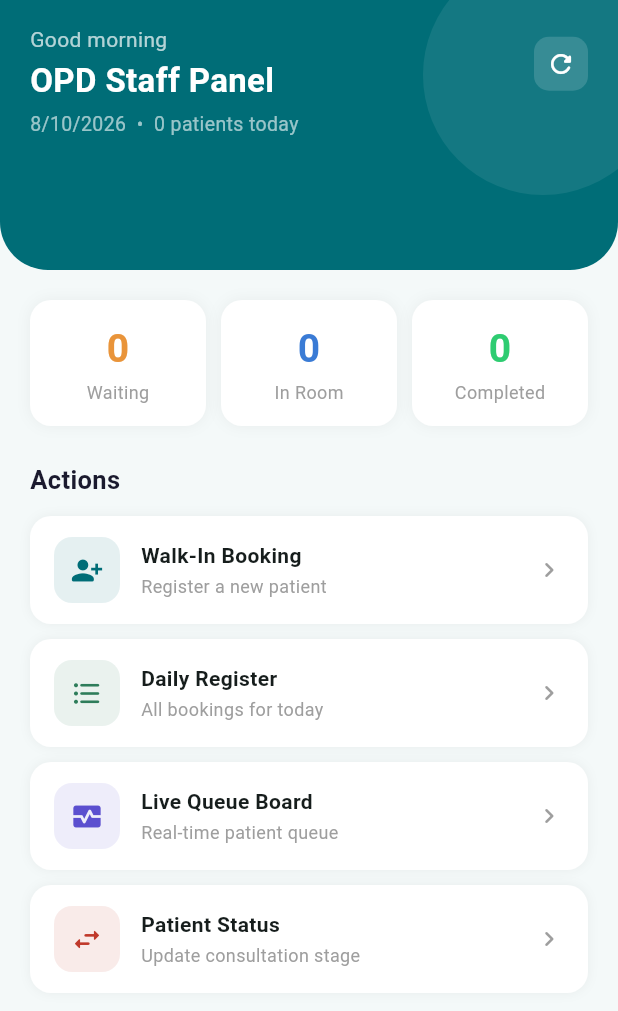
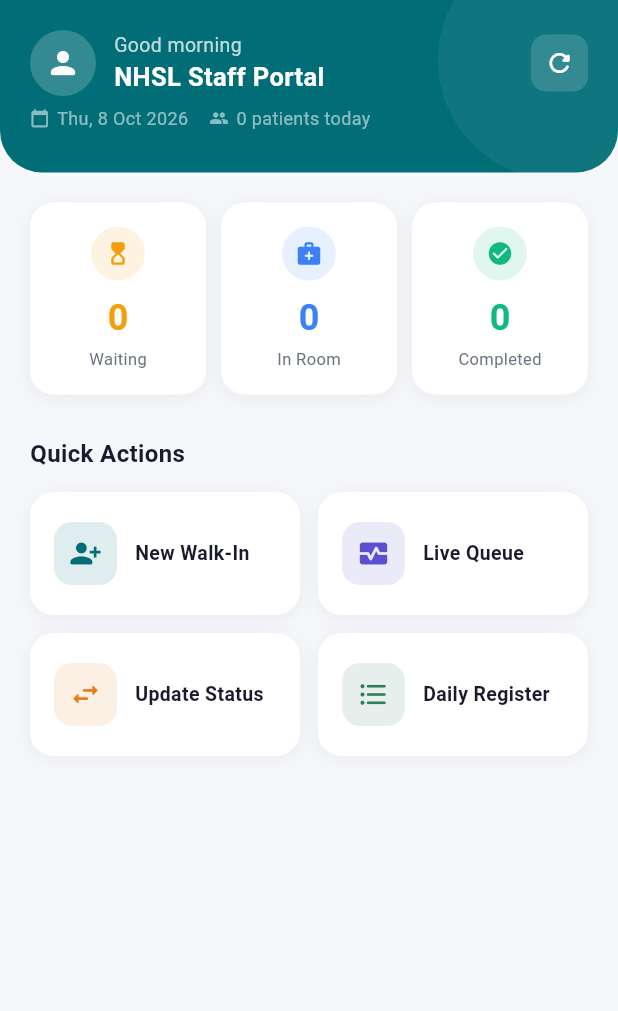
Before and after one commit to Tenu234/IT3060-HCI-Mobile-APP--WD40, a Flutter app: the screen it shows after launch, after a tap on "Staff / Nurse Access →", on a phone screen of 412 x 824 dp. Shown: the top 1011 px of the screen. Run offline on Flutter 3.47's test engine with Material 3 defaults, Android fonts, the phone set to English and light mode, and no system bars; network calls fail.

Commit message:
feat(staff-ui): redesign staff dashboard — 2x2 action grid, stat cards, recent patients

```diff
--- a/app/frontend/opd_queue_app/lib/features/staff/screens/staff_dashboard_screen.dart
+++ b/app/frontend/opd_queue_app/lib/features/staff/screens/staff_dashboard_screen.dart
@@ -1,14 +1,11 @@
-import 'dart:ui';
 import 'package:flutter/material.dart';
+import '../../../theme.dart';
 import '../services/staff_api_service.dart';
 import '../models/walk_in_booking.dart';
 import 'walk_in_booking_screen.dart';
 import 'daily_register_screen.dart';
 import 'live_queue_screen.dart';
 import 'patient_status_update_screen.dart';
-
-const _primary = Color(0xFF006D77);
-const _surface = Color(0xFFF4F9F9);
 
 class StaffDashboardScreen extends StatefulWidget {
   const StaffDashboardScreen({super.key});
@@ -22,7 +19,10 @@
   bool _isLoading = true;
 
   @override
-  void initState() { super.initState(); _load(); }
+  void initState() {
+    super.initState();
+    _load();
+  }
 
   Future<void> _load() async {
     setState(() => _isLoading = true);
@@ -30,9 +30,9 @@
     setState(() => _isLoading = false);
   }
 
-  int get _waiting => _bookings.where((b) => b.status == 'waiting' || b.status == 'waiting_room').length;
-  int get _inRoom  => _bookings.where((b) => b.status == 'in_consultation').length;
-  int get _done    => _bookings.where((b) => b.status == 'completed').length;
+  int get _waiting  => _bookings.where((b) => b.status == 'waiting' || b.status == 'waiting_room' || b.status == 'entered_opd').length;
+  int get _inRoom   => _bookings.where((b) => b.status == 'in_consultation').length;
+  int get _done     => _bookings.where((b) => b.status == 'completed').length;
 
   String get _greeting {
     final h = DateTime.now().hour;
@@ -41,72 +41,191 @@
     return 'Good evening';
   }
 
+  String get _dateLabel {
+    final n = DateTime.now();
+    const months = ['Jan','Feb','Mar','Apr','May','Jun','Jul','Aug','Sep','Oct','Nov','Dec'];
+    const days   = ['Mon','Tue','Wed','Thu','Fri','Sat','Sun'];
+    return '${days[n.weekday - 1]}, ${n.day} ${months[n.month - 1]} ${n.year}';
+  }
+
   @override
   Widget build(BuildContext context) {
-    final now = DateTime.now();
     return Scaffold(
-      backgroundColor: _surface,
+      backgroundColor: kSurface,
       body: _isLoading
-          ? const Center(child: CircularProgressIndicator(color: _primary))
+          ? const Center(child: CircularProgressIndicator(color: kPrimary))
           : RefreshIndicator(
+              color: kPrimary,
               onRefresh: _load,
-              color: _primary,
               child: CustomScrollView(
                 slivers: [
-                  // Header
+                  // ── Top header ──────────────────────────────────────────
+                  SliverToBoxAdapter(child: _buildHeader()),
+
+                  // ── Stats row ───────────────────────────────────────────
                   SliverToBoxAdapter(
-                    child: Stack(
+                    child: Padding(
+                      padding: const EdgeInsets.fromLTRB(20, 20, 20, 0),
+                      child: Row(children: [
+                        _StatCard(label: 'Waiting',   value: _waiting, color: kWaiting, icon: Icons.hourglass_top_rounded),
+                        const SizedBox(width: 10),
+                        _StatCard(label: 'In Room',   value: _inRoom,  color: kActive,  icon: Icons.medical_services_rounded),
+                        const SizedBox(width: 10),
+                        _StatCard(label: 'Completed', value: _done,    color: kDone,    icon: Icons.check_circle_rounded),
+                      ]),
+                    ),
+                  ),
+
+                  // ── Quick actions ────────────────────────────────────────
+                  SliverToBoxAdapter(
+                    child: Padding(
+                      padding: const EdgeInsets.fromLTRB(20, 28, 20, 0),
+                      child: Column(
+                        crossAxisAlignment: CrossAxisAlignment.start,
                         children: [
-                        Container(
-                          height: 180,
-                          decoration: const BoxDecoration(
-                            color: _primary,
-                            borderRadius: BorderRadius.only(
-                              bottomLeft: Radius.circular(32),
-                              bottomRight: Radius.circular(32),
+                          const Text('Quick Actions',
+                              style: TextStyle(
+                                  fontSize: 16,
+                                  fontWeight: FontWeight.bold,
+                                  color: kText)),
+                          const SizedBox(height: 14),
+                          // 2×2 grid of action cards
+                          Row(children: [
+                            _ActionCard(
+                              icon: Icons.person_add_alt_1_rounded,
+                              label: 'New Walk-In',
+                              color: kPrimary,
+                              onTap: () => Navigator.push(context,
+                                  MaterialPageRoute(builder: (_) => const WalkInBookingScreen()))
+                                  .then((_) => _load()),
+                            ),
+                            const SizedBox(width: 12),
+                            _ActionCard(
+                              icon: Icons.monitor_heart_rounded,
+                              label: 'Live Queue',
+                              color: const Color(0xFF5B4FCF),
+                              onTap: () => Navigator.push(context,
+                                  MaterialPageRoute(builder: (_) => const LiveQueueScreen()))
+                                  .then((_) => _load()),
+                            ),
+                          ]),
+                          const SizedBox(height: 12),
+                          Row(children: [
+                            _ActionCard(
+                              icon: Icons.swap_horiz_rounded,
+                              label: 'Update Status',
+                              color: const Color(0xFFE67E22),
+                              onTap: () => Navigator.push(context,
+                                  MaterialPageRoute(builder: (_) => const PatientStatusUpdateScreen()))
+                                  .then((_) => _load()),
+                            ),
+                            const SizedBox(width: 12),
+                            _ActionCard(
+                              icon: Icons.format_list_bulleted_rounded,
+                              label: 'Daily Register',
+                              color: const Color(0xFF2E7D5A),
+                              onTap: () => Navigator.push(context,
+                                  MaterialPageRoute(builder: (_) => const DailyRegisterScreen()))
+                                  .then((_) => _load()),
+                            ),
+                          ]),
+                        ],
                       ),
                     ),
                   ),
+
+                  // ── Recent patients ──────────────────────────────────────
+                  if (_bookings.isNotEmpty) ...[
+                    const SliverToBoxAdapter(
+                      child: Padding(
+                        padding: EdgeInsets.fromLTRB(20, 28, 20, 12),
+                        child: Text('Recent Patients',
+                            style: TextStyle(
+                                fontSize: 16,
+                                fontWeight: FontWeight.bold,
+                                color: kText)),
+                      ),
+                    ),
+                    SliverPadding(
+                      padding: const EdgeInsets.fromLTRB(20, 0, 20, 32),
+                      sliver: SliverList(
+                        delegate: SliverChildBuilderDelegate(
+                          (_, i) => _RecentPatientTile(booking: _bookings[i]),
+                          childCount: _bookings.length > 5 ? 5 : _bookings.length,
+                        ),
+                      ),
+                    ),
+                  ] else
+                    const SliverToBoxAdapter(child: SizedBox(height: 32)),
+                ],
+              ),
+            ),
+    );
+  }
+
+  Widget _buildHeader() {
+    return Container(
+      decoration: const BoxDecoration(
+        color: kPrimary,
+        borderRadius: BorderRadius.only(
+          bottomLeft: Radius.circular(28),
+          bottomRight: Radius.circular(28),
+        ),
+      ),
+      child: Stack(
+        children: [
+          // Decorative circle
           Positioned(
-                          top: -30, right: -30,
-                          child: Opacity(
-                            opacity: 0.08,
+            top: -40, right: -40,
             child: Container(
               width: 160, height: 160,
-                              decoration: const BoxDecoration(
+              decoration: BoxDecoration(
                 shape: BoxShape.circle,
-                                color: Colors.white,
-                              ),
+                color: Colors.white.withOpacity(0.06),
               ),
             ),
           ),
           SafeArea(
             child: Padding(
-                            padding: const EdgeInsets.fromLTRB(20, 16, 20, 0),
+              padding: const EdgeInsets.fromLTRB(20, 20, 20, 28),
               child: Column(
                 crossAxisAlignment: CrossAxisAlignment.start,
                 children: [
                   Row(
                     mainAxisAlignment: MainAxisAlignment.spaceBetween,
                     children: [
+                      // Avatar + greeting
+                      Row(children: [
+                        Container(
+                          width: 44, height: 44,
+                          decoration: BoxDecoration(
+                            shape: BoxShape.circle,
+                            color: Colors.white.withOpacity(0.2),
+                          ),
+                          child: const Icon(Icons.person_rounded,
+                              color: Colors.white, size: 24),
+                        ),
+                        const SizedBox(width: 12),
                         Column(
                           crossAxisAlignment: CrossAxisAlignment.start,
                           children: [
                             Text(_greeting,
-                                            style: const TextStyle(
-                                                color: Colors.white70, fontSize: 14)),
-                                        const SizedBox(height: 2),
-                                        const Text('OPD Staff Panel',
+                                style: TextStyle(
+                                    color: Colors.white.withOpacity(0.75),
+                                    fontSize: 13)),
+                            const Text('NHSL Staff Portal',
                                 style: TextStyle(
                                     color: Colors.white,
-                                                fontSize: 22,
+                                    fontSize: 17,
                                     fontWeight: FontWeight.bold)),
                           ],
                         ),
+                      ]),
+                      // Refresh
                       GestureDetector(
                         onTap: _load,
                         child: Container(
-                                        padding: const EdgeInsets.all(8),
+                          padding: const EdgeInsets.all(9),
                           decoration: BoxDecoration(
                             color: Colors.white.withOpacity(0.15),
                             borderRadius: BorderRadius.circular(10),
@@ -117,85 +236,69 @@
                       ),
                     ],
                   ),
-                                const SizedBox(height: 4),
-                                Text(
-                                  '${now.day}/${now.month}/${now.year}  •  ${_bookings.length} patients today',
-                                  style: const TextStyle(color: Colors.white60, fontSize: 13),
-                                ),
+                  const SizedBox(height: 6),
+                  Row(children: [
+                    const Icon(Icons.calendar_today_rounded,
+                        color: Colors.white54, size: 13),
+                    const SizedBox(width: 5),
+                    Text(_dateLabel,
+                        style: const TextStyle(
+                            color: Colors.white54, fontSize: 12)),
+                    const SizedBox(width: 14),
+                    const Icon(Icons.people_rounded,
+                        color: Colors.white54, size: 13),
+                    const SizedBox(width: 5),
+                    Text('${_bookings.length} patients today',
+                        style: const TextStyle(
+                            color: Colors.white54, fontSize: 12)),
+                  ]),
                 ],
               ),
             ),
           ),
         ],
       ),
+    );
+  }
+}
+
+// ── Stat card ────────────────────────────────────────────────────────────────
+class _StatCard extends StatelessWidget {
+  final String label;
+  final int value;
+  final Color color;
+  final IconData icon;
+  const _StatCard(
+      {required this.label,
+      required this.value,
+      required this.color,
+      required this.icon});
+
+  @override
+  Widget build(BuildContext context) {
+    return Expanded(
+      child: Container(
+        padding: const EdgeInsets.symmetric(vertical: 16),
+        decoration: kCardDecoration(),
+        child: Column(
+          children: [
+            Container(
+              width: 36, height: 36,
+              decoration: BoxDecoration(
+                color: color.withOpacity(0.12),
+                shape: BoxShape.circle,
               ),
-
-                  // Stats
-                  SliverToBoxAdapter(
-                    child: Padding(
-                      padding: const EdgeInsets.fromLTRB(20, 20, 20, 0),
-                      child: Row(
-                        children: [
-                          _Stat(label: 'Waiting',  value: _waiting, color: const Color(0xFFE9943A)),
-                          const SizedBox(width: 10),
-                          _Stat(label: 'In Room',  value: _inRoom,  color: const Color(0xFF3A7BD5)),
-                          const SizedBox(width: 10),
-                          _Stat(label: 'Completed', value: _done,   color: const Color(0xFF2ECC71)),
-                        ],
+              child: Icon(icon, color: color, size: 18),
             ),
-                    ),
-                  ),
-
-                  // Actions
-                  SliverToBoxAdapter(
-                    child: Padding(
-                      padding: const EdgeInsets.fromLTRB(20, 24, 20, 12),
-                      child: Column(
-                        crossAxisAlignment: CrossAxisAlignment.start,
-                        children: [
-                          const Text('Actions',
-                              style: TextStyle(fontSize: 17, fontWeight: FontWeight.bold, color: Color(0xFF1A1A2E))),
-                          const SizedBox(height: 12),
-                          _ActionTile(icon: Icons.person_add_alt_1_rounded, label: 'Walk-In Booking',
-                              sub: 'Register a new patient', color: _primary,
-                              onTap: () => Navigator.push(context, MaterialPageRoute(builder: (_) => const WalkInBookingScreen())).then((_) => _load())),
-                          _ActionTile(icon: Icons.format_list_bulleted_rounded, label: 'Daily Register',
-                              sub: 'All bookings for today', color: const Color(0xFF2E7D5A),
-                              onTap: () => Navigator.push(context, MaterialPageRoute(builder: (_) => const DailyRegisterScreen())).then((_) => _load())),
-                          _ActionTile(icon: Icons.monitor_heart_rounded, label: 'Live Queue Board',
-                              sub: 'Real-time patient queue', color: const Color(0xFF5B4FCF),
-                              onTap: () => Navigator.push(context, MaterialPageRoute(builder: (_) => const LiveQueueScreen())).then((_) => _load())),
-                          _ActionTile(icon: Icons.swap_horiz_rounded, label: 'Patient Status',
-                              sub: 'Update consultation stage', color: const Color(0xFFC0392B),
-                              onTap: () => Navigator.push(context, MaterialPageRoute(builder: (_) => const PatientStatusUpdateScreen())).then((_) => _load())),
-                        ],
-                      ),
-                    ),
-                  ),
-
-                  // Recent patients
-                  if (_bookings.isNotEmpty) ...[
-                    const SliverToBoxAdapter(
-                      child: Padding(
-                        padding: EdgeInsets.fromLTRB(20, 28, 20, 12),
-                        child: Text('Recent Patients',
+            const SizedBox(height: 8),
+            Text('$value',
                 style: TextStyle(
-                                fontSize: 17,
+                    fontSize: 24,
                     fontWeight: FontWeight.bold,
-                                color: Color(0xFF1A1A2E))),
-                      ),
-                    ),
-                    SliverPadding(
-                      padding: const EdgeInsets.fromLTRB(20, 0, 20, 30),
-                      sliver: SliverList(
-                        delegate: SliverChildBuilderDelegate(
-                          (_, i) => _PatientRow(booking: _bookings[i]),
-                          childCount: _bookings.length > 5 ? 5 : _bookings.length,
-                        ),
-                      ),
-                    ),
-                  ] else
-                    const SliverToBoxAdapter(child: SizedBox(height: 30)),
+                    color: color)),
+            const SizedBox(height: 2),
+            Text(label,
+                style: const TextStyle(fontSize: 11, color: kTextMuted)),
           ],
         ),
       ),
@@ -203,115 +306,80 @@
   }
 }
 
-class _Stat extends StatelessWidget {
+// ── Action card (2-col grid) ─────────────────────────────────────────────────
+class _ActionCard extends StatelessWidget {
+  final IconData icon;
   final String label;
-  final int value;
   final Color color;
-  const _Stat({required this.label, required this.value, required this.color});
+  final VoidCallback onTap;
+  const _ActionCard(
+      {required this.icon,
+      required this.label,
+      required this.color,
+      required this.onTap});
 
   @override
   Widget build(BuildContext context) {
     return Expanded(
+      child: GestureDetector(
+        onTap: onTap,
         child: Container(
-        padding: const EdgeInsets.symmetric(vertical: 14),
+          padding: const EdgeInsets.symmetric(vertical: 20, horizontal: 16),
+          decoration: kCardDecoration(),
+          child: Row(children: [
+            Container(
+              width: 42, height: 42,
               decoration: BoxDecoration(
-          color: Colors.white,
-          borderRadius: BorderRadius.circular(14),
-          boxShadow: [BoxShadow(color: Colors.black.withOpacity(0.05), blurRadius: 8)],
+                color: color.withOpacity(0.12),
+                borderRadius: BorderRadius.circular(12),
               ),
-        child: Column(
-          children: [
-            Text('$value',
-                style: TextStyle(fontSize: 26, fontWeight: FontWeight.bold, color: color)),
-            const SizedBox(height: 2),
-            Text(label, style: const TextStyle(fontSize: 12, color: Colors.grey)),
-          ],
+              child: Icon(icon, color: color, size: 22),
+            ),
+            const SizedBox(width: 12),
+            Expanded(
+              child: Text(label,
+                  style: const TextStyle(
+                      fontSize: 13,
+                      fontWeight: FontWeight.w600,
+                      color: kText)),
+            ),
+          ]),
         ),
       ),
     );
   }
 }
 
-class _ActionTile extends StatelessWidget {
-  final IconData icon;
-  final String label, sub;
-  final Color color;
-  final VoidCallback onTap;
-  const _ActionTile({required this.icon, required this.label, required this.sub, required this.color, required this.onTap});
+// ── Recent patient tile ──────────────────────────────────────────────────────
+class _RecentPatientTile extends StatelessWidget {
+  final WalkInBooking booking;
+  const _RecentPatientTile({required this.booking});
 
   @override
   Widget build(BuildContext context) {
-    return GestureDetector(
-      onTap: onTap,
-      child: Container(
-        margin: const EdgeInsets.only(bottom: 10),
-        padding: const EdgeInsets.symmetric(horizontal: 16, vertical: 14),
-        decoration: BoxDecoration(
-          color: Colors.white,
-          borderRadius: BorderRadius.circular(14),
-          boxShadow: [BoxShadow(color: Colors.black.withOpacity(0.05), blurRadius: 6)],
-        ),
-        child: Row(
-          children: [
-            Container(
-              width: 44, height: 44,
-              decoration: BoxDecoration(
-                color: color.withOpacity(0.1),
-                borderRadius: BorderRadius.circular(12),
-              ),
-              child: Icon(icon, color: color, size: 22),
-            ),
-            const SizedBox(width: 14),
-            Expanded(
-              child: Column(
-                crossAxisAlignment: CrossAxisAlignment.start,
-                children: [
-                  Text(label, style: const TextStyle(fontWeight: FontWeight.bold, fontSize: 14)),
-                  const SizedBox(height: 2),
-                  Text(sub, style: const TextStyle(fontSize: 12, color: Colors.grey)),
-                ],
-              ),
-            ),
-            const Icon(Icons.chevron_right_rounded, color: Colors.grey, size: 20),
-          ],
-        ),
-      ),
-    );
-  }
-}
+    final c = statusColor(booking.status);
+    final initial = booking.patientName.isNotEmpty
+        ? booking.patientName[0].toUpperCase()
+        : '?';
 
-class _PatientRow extends StatelessWidget {
-  final WalkInBooking booking;
-  const _PatientRow({required this.booking});
-
-  Color get _color {
-    switch (booking.status) {
-      case 'waiting':
-      case 'waiting_room': return const Color(0xFFE9943A);
-      case 'in_consultation': return const Color(0xFF3A7BD5);
-      case 'completed': return const Color(0xFF2ECC71);
-      default: return Colors.grey;
-    }
-  }
-
-  @override
-  Widget build(BuildContext context) {
     return Container(
       margin: const EdgeInsets.only(bottom: 10),
       padding: const EdgeInsets.symmetric(horizontal: 14, vertical: 12),
+      decoration: kCardDecoration(),
+      child: Row(children: [
+        // Token / avatar
+        Container(
+          width: 42, height: 42,
           decoration: BoxDecoration(
-        color: Colors.white,
-        borderRadius: BorderRadius.circular(14),
-        boxShadow: [BoxShadow(color: Colors.black.withOpacity(0.04), blurRadius: 6)],
+            color: c.withOpacity(0.12),
+            borderRadius: BorderRadius.circular(10),
           ),
-      child: Row(
-        children: [
-          CircleAvatar(
-            radius: 20,
-            backgroundColor: _color.withOpacity(0.1),
-            child: Text(
-              booking.patientName.isNotEmpty ? booking.patientName[0].toUpperCase() : '?',
-              style: TextStyle(color: _color, fontWeight: FontWeight.bold),
+          child: Center(
+            child: Text(initial,
+                style: TextStyle(
+                    color: c,
+                    fontWeight: FontWeight.bold,
+                    fontSize: 16)),
           ),
         ),
         const SizedBox(width: 12),
@@ -320,25 +388,28 @@
             crossAxisAlignment: CrossAxisAlignment.start,
             children: [
               Text(booking.patientName,
-                    style: const TextStyle(fontWeight: FontWeight.w600, fontSize: 14)),
-                Text('${booking.doctorName} · ${booking.roomNumber}',
-                    style: const TextStyle(fontSize: 12, color: Colors.grey)),
+                  style: const TextStyle(
+                      fontWeight: FontWeight.w600,
+                      fontSize: 14,
+                      color: kText)),
+              const SizedBox(height: 2),
+              Text('${booking.doctorName}  ·  ${booking.roomNumber}',
+                  style: const TextStyle(fontSize: 12, color: kTextMuted)),
             ],
           ),
         ),
+        // Status chip
         Container(
           padding: const EdgeInsets.symmetric(horizontal: 10, vertical: 4),
           decoration: BoxDecoration(
-              color: _color.withOpacity(0.1),
+            color: c.withOpacity(0.1),
             borderRadius: BorderRadius.circular(20),
           ),
-            child: Text(
-              booking.status.replaceAll('_', ' '),
-              style: TextStyle(fontSize: 11, color: _color, fontWeight: FontWeight.w600),
+          child: Text(statusLabel(booking.status),
+              style: TextStyle(
+                  fontSize: 11, color: c, fontWeight: FontWeight.w600)),
         ),
-          ),
-        ],
-      ),
+      ]),
     );
   }
 }
```
Lines whose indentation alone changed are shown as unchanged.
